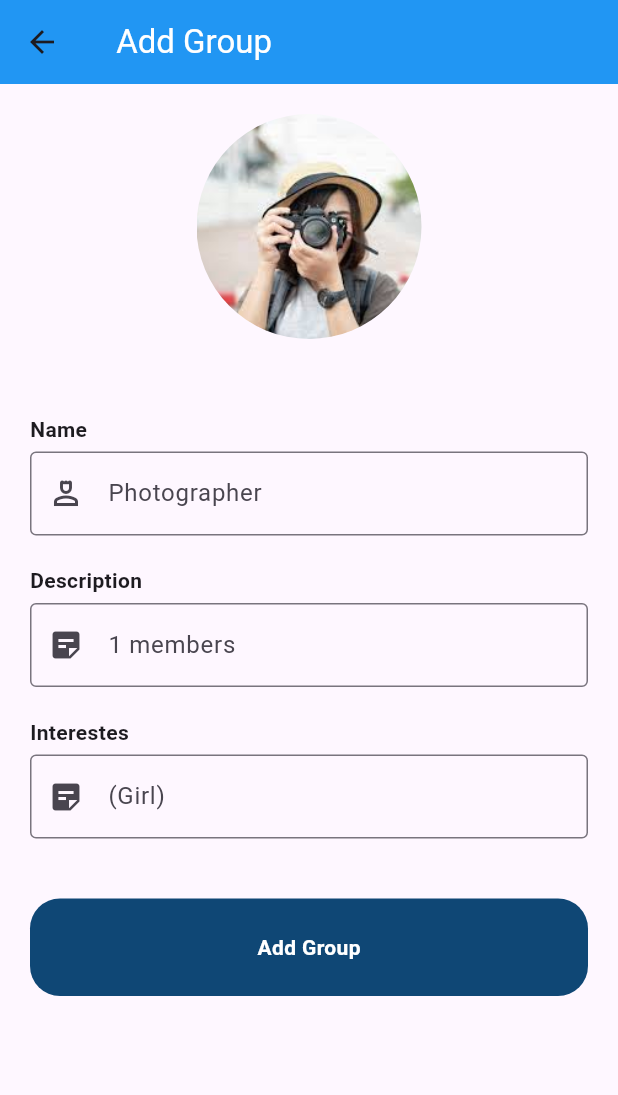
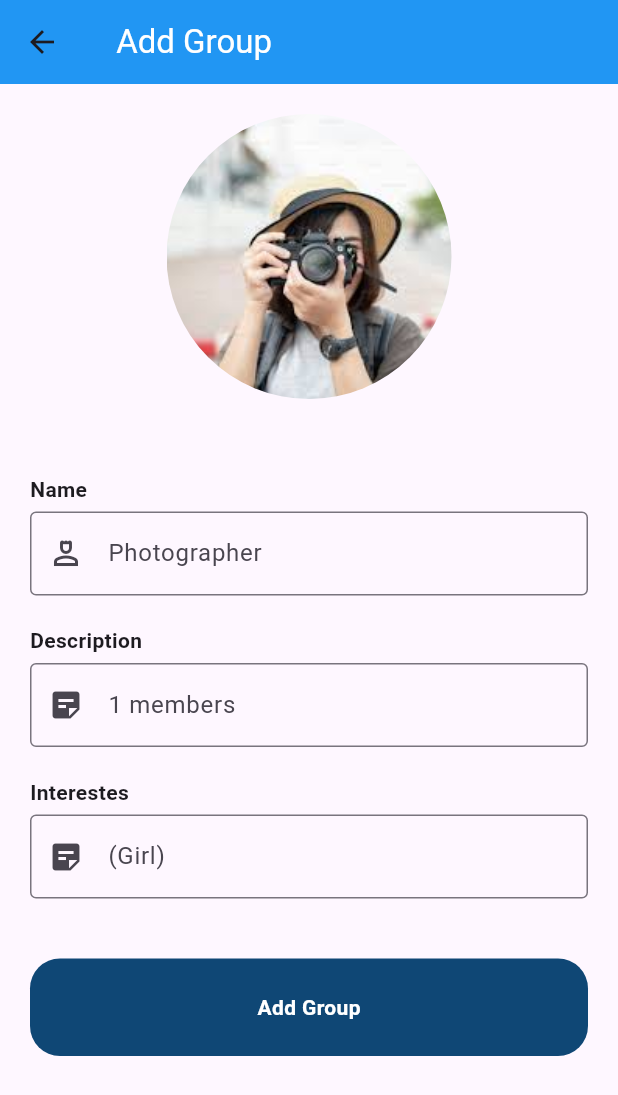
Before and after one commit to MohamedAliShaltoot/Task-1-Flutter, a Flutter app: the screen it shows after launch, after a tap on "Photographer", on a phone screen of 412 x 824 dp. Shown: the top 1095 px of the screen. Run offline on Flutter 3.47's test engine with Material 3 defaults, Android fonts, the phone set to English and light mode, and no system bars.

Commit message:
make the photo in count screen suit

```diff
--- a/lib/count.dart
+++ b/lib/count.dart
@@ -31,8 +31,8 @@ String interestes;
                child: Image.asset(
                                image,
                                 fit: BoxFit.cover,
-                                width: 150,
-                                height: 150,
+                                width: 190,
+                                height: 190,
                               ),
                             ),
             const SizedBox(height: 50,),
```
